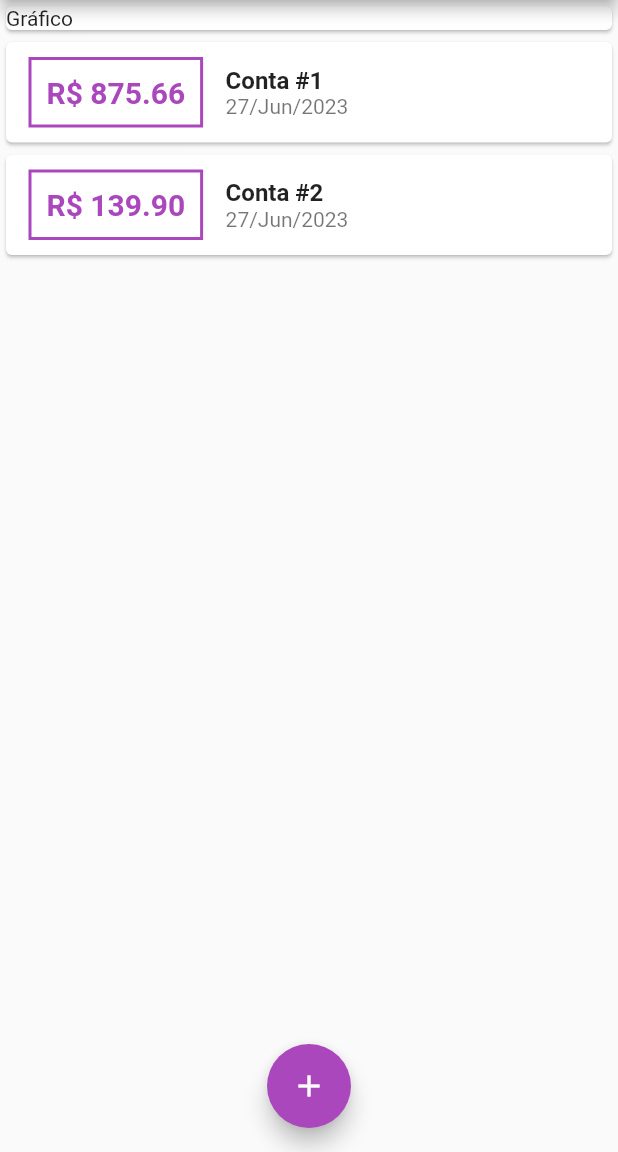
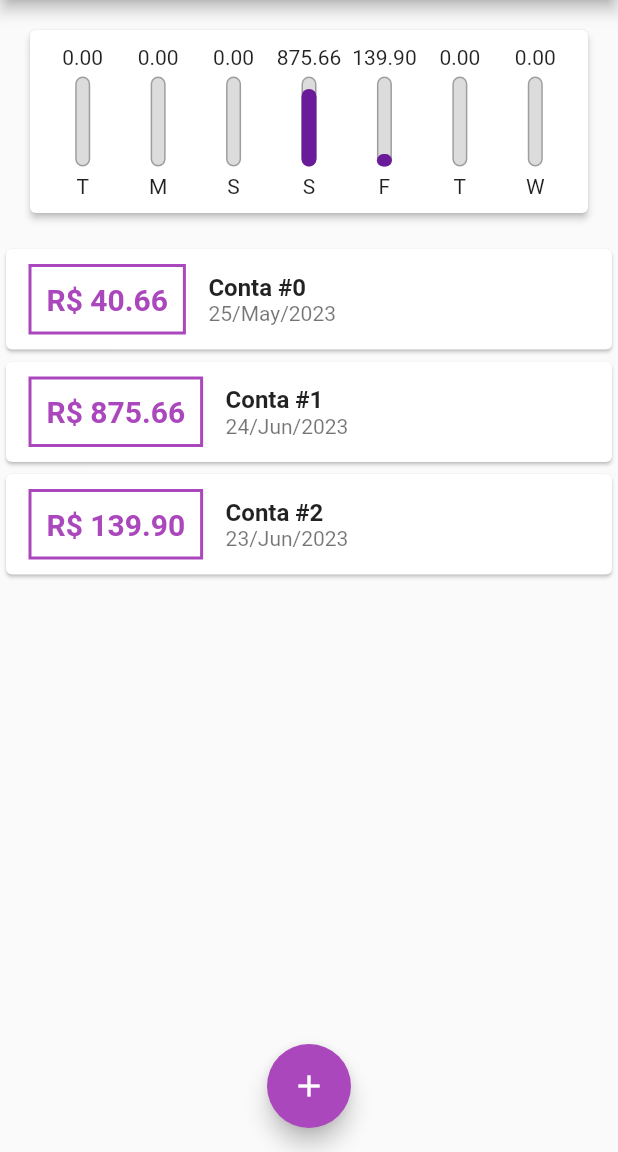
Before and after one commit to DreadsTheBoy/expenses, a Flutter app: the screen it shows after launch, on a phone screen of 412 x 824 dp, the part 84-1236 px from its top. Run offline on Flutter 3.47's test engine with Material 2 defaults, Android fonts, the phone set to English and light mode, and no system bars.

Commit message:
Create ChartBar

```diff
--- a/lib/components/chart.dart
+++ b/lib/components/chart.dart
@@ -2,6 +2,9 @@ import 'package:flutter/material.dart';
 
 //Models
 import '../models/transaction.dart';
+
+//Components
+import '../components/chart_bar.dart';
 
 //Others
 import 'package:intl/intl.dart';
@@ -33,11 +36,6 @@ class Chart extends StatelessWidget {
           }
         }
 
-        // ignore: avoid_print
-        print(DateFormat.E().format(weekDay)[0]);
-        // ignore: avoid_print
-        print(totalSum);
-
         return {
           'day': DateFormat.E().format(weekDay)[0],
           'value': totalSum,
@@ -46,15 +44,33 @@ class Chart extends StatelessWidget {
     );
   }
 
+  double get _weekTotalValue {
+    return groupedTransactions.fold(0.0, (sum, tr) {
+      return sum += (tr['value'] as double);
+    });
+  }
+
   @override
   Widget build(BuildContext context) {
-    return const Card(
-      elevation: 6,
-      margin: EdgeInsets.all(20),
-      child: Row(
-        children: <Widget>[
-          //
-        ],
+    groupedTransactions;
+    return Card(
+      elevation: 2,
+      margin: const EdgeInsets.all(20),
+      child: Padding(
+        padding: const EdgeInsets.all(10),
+        child: Row(
+          mainAxisAlignment: MainAxisAlignment.spaceAround,
+          children: groupedTransactions.map((tr) {
+            return Flexible(
+              fit: FlexFit.tight,
+              child: ChartBar(
+                label: tr['day'].toString(),
+                value: tr['value'] as double,
+                percentage: ((tr['value'] as double) / _weekTotalValue),
+              ),
+            );
+          }).toList(),
+        ),
       ),
     );
   }
--- /dev/null
+++ b/lib/components/chart_bar.dart
@@ -0,0 +1,55 @@
+import 'package:flutter/material.dart';
+
+class ChartBar extends StatelessWidget {
+  final String label;
+  final double value;
+  final double percentage;
+
+  const ChartBar({
+    super.key,
+    required this.label,
+    required this.value,
+    required this.percentage,
+  });
+
+  @override
+  Widget build(BuildContext context) {
+    return Column(
+      children: [
+        FittedBox(
+          child: Text(value.toStringAsFixed(2)),
+        ),
+        const SizedBox(height: 5),
+        SizedBox(
+          height: 60,
+          width: 10,
+          child: Stack(
+            alignment: Alignment.bottomCenter,
+            children: <Widget>[
+              Container(
+                decoration: BoxDecoration(
+                    border: Border.all(
+                      color: Colors.grey,
+                      width: 1.0,
+                    ),
+                    color: const Color.fromRGBO(220, 220, 220, 1),
+                    borderRadius: BorderRadius.circular(5)),
+              ),
+              FractionallySizedBox(
+                heightFactor: percentage,
+                child: Container(
+                  decoration: BoxDecoration(
+                    color: Theme.of(context).colorScheme.primary,
+                    borderRadius: BorderRadius.circular(5),
+                  ),
+                ),
+              )
+            ],
+          ),
+        ),
+        const SizedBox(height: 5),
+        Text(label)
+      ],
+    );
+  }
+}
--- a/lib/pages/home_page.dart
+++ b/lib/pages/home_page.dart
@@ -9,6 +9,7 @@ import '../models/transaction.dart';
 //Components
 import '../components/transaction_form.dart';
 import '../components/transaction_list.dart';
+import '../components/chart.dart';
 
 class HomePage extends StatefulWidget {
   const HomePage({super.key});
@@ -20,18 +21,34 @@ class HomePage extends StatefulWidget {
 class _HomePageState extends State<HomePage> {
   final List<Transaction> _transactions = [
     Transaction(
+      id: 't0',
+      title: 'Conta #0',
+      value: 40.66,
+      date: DateTime.now().subtract(const Duration(days: 33)),
+    ),
+    Transaction(
       id: 't1',
       title: 'Conta #1',
       value: 875.66,
-      date: DateTime.now(),
+      date: DateTime.now().subtract(const Duration(days: 3)),
     ),
     Transaction(
       id: 't2',
       title: 'Conta #2',
       value: 139.90,
-      date: DateTime.now(),
+      date: DateTime.now().subtract(const Duration(days: 4)),
     ),
   ];
+
+  List<Transaction> get _recentTransactions {
+    return _transactions.where((tr) {
+      return tr.date.isAfter(
+        DateTime.now().subtract(
+          const Duration(days: 7),
+        ),
+      );
+    }).toList();
+  }
 
   _addTransaction(String title, double value) {
     final newTransaction = Transaction(
@@ -75,12 +92,7 @@ class _HomePageState extends State<HomePage> {
         child: Column(
           crossAxisAlignment: CrossAxisAlignment.stretch,
           children: <Widget>[
-            const SizedBox(
-              child: Card(
-                elevation: 1,
-                child: Text('Gráfico'),
-              ),
-            ),
+            Chart(recentTransaction: _recentTransactions),
             TransactionList(transactions: _transactions),
           ],
         ),
```
